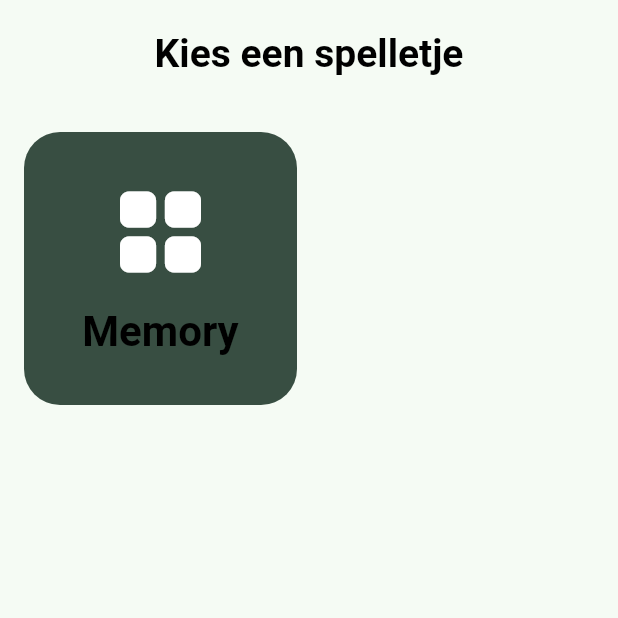
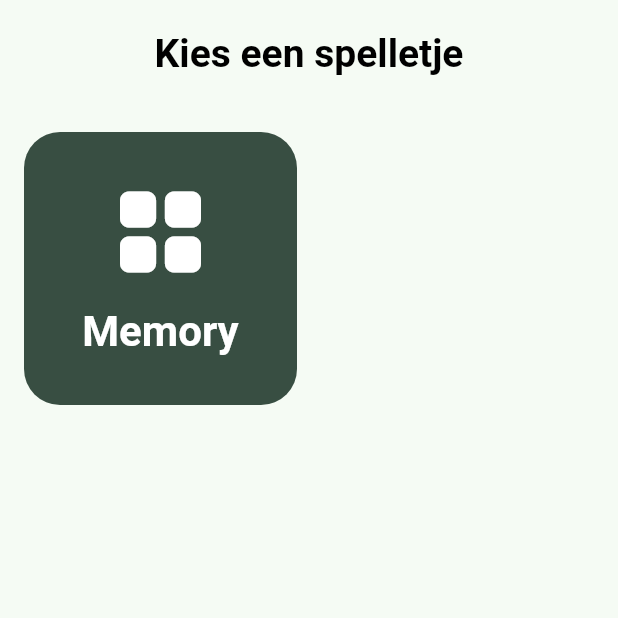
Before and after one commit to tvgenechten/open-playroom, a Flutter app: the screen it shows after launch, on a phone screen of 412 x 824 dp, the top half of it. Run offline on Flutter 3.47's test engine with Material 3 defaults, Android fonts, the phone set to English and light mode, and no system bars.

Commit message:
Merge pull request #1 from tvgenechten/fix/home-tile-contrast
fix: keep game tile titles readable on the dark tile

```diff
--- a/lib/home_screen.dart
+++ b/lib/home_screen.dart
@@ -34,6 +34,8 @@ class _GameTile extends StatelessWidget {
     return FilledButton.tonal(
       style: FilledButton.styleFrom(
         shape: RoundedRectangleBorder(borderRadius: BorderRadius.circular(24)),
+        // Set on the button, not the Text, so the text keeps the button's contrast colour.
+        textStyle: Theme.of(context).textTheme.headlineSmall,
       ),
       onPressed: () =>
           Navigator.of(context)
@@ -43,11 +45,7 @@ class _GameTile extends StatelessWidget {
         children: [
           Icon(game.icon, size: 72),
           const SizedBox(height: 12),
-          Text(
-            game.title,
-            textAlign: TextAlign.center,
-            style: Theme.of(context).textTheme.headlineSmall,
-          ),
+          Text(game.title, textAlign: TextAlign.center),
         ],
       ),
     );
```
